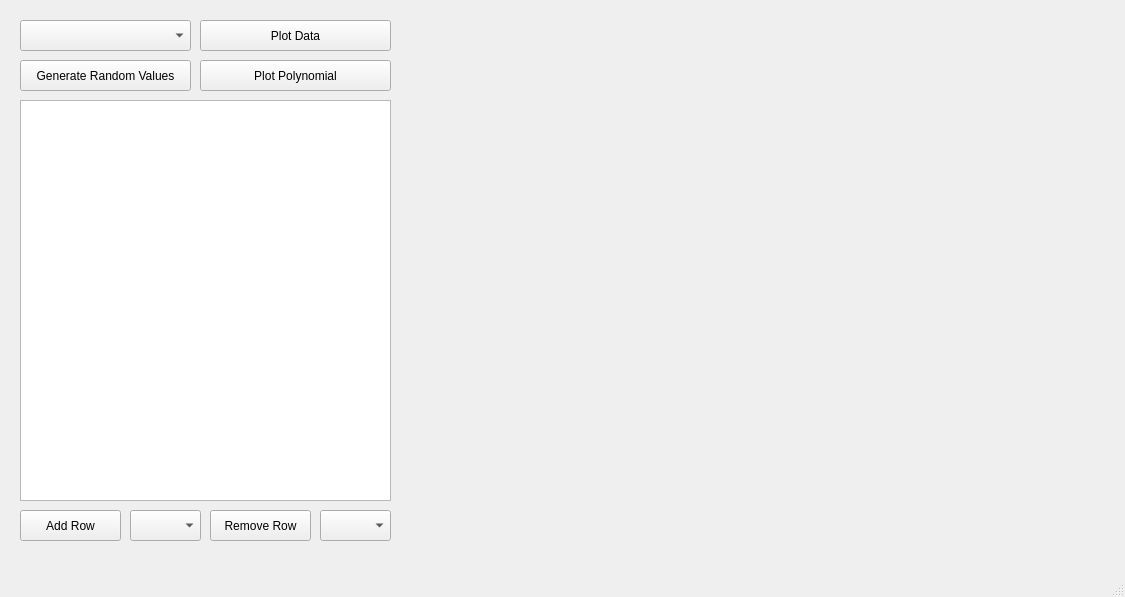
Alcantara98/Polynomial-Regression, file regress.ui: the form before one commit.
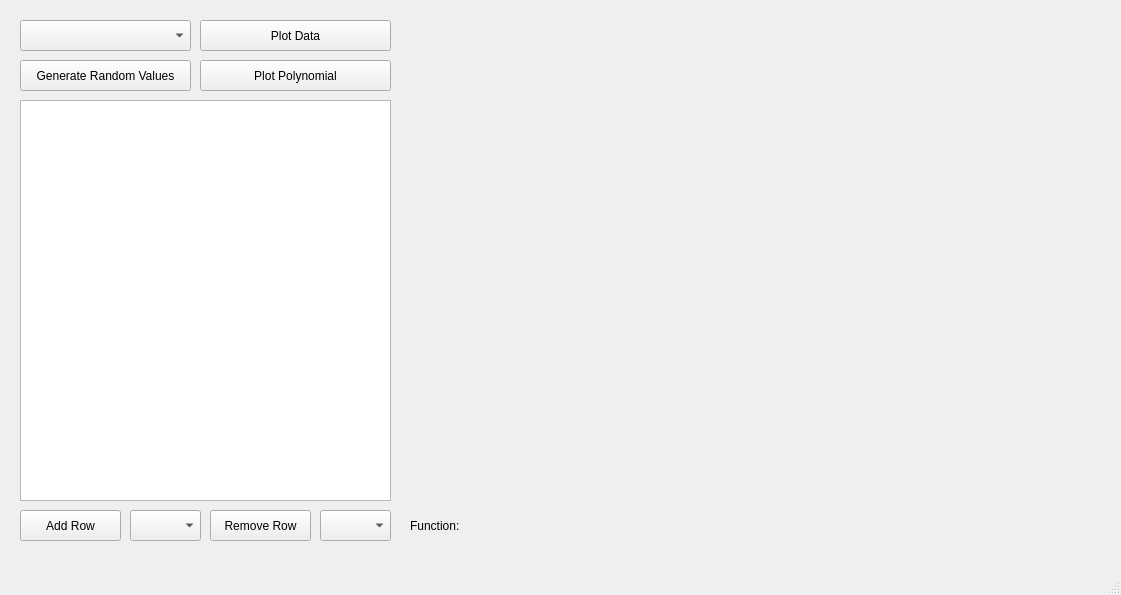
The form after the commit. Custom widgets are drawn as their Qt base class.

```diff
--- a/regress.ui
+++ b/regress.ui
@@ -6,8 +6,8 @@
    <rect>
     <x>0</x>
     <y>0</y>
-    <width>1125</width>
-    <height>597</height>
+    <width>1121</width>
+    <height>595</height>
    </rect>
   </property>
   <property name="windowTitle">
@@ -33,7 +33,7 @@
       <x>410</x>
       <y>20</y>
       <width>691</width>
-      <height>521</height>
+      <height>481</height>
      </rect>
     </property>
    </widget>
@@ -142,6 +142,26 @@
      <string>Generate Random Values</string>
     </property>
    </widget>
+   <widget class="QLabel" name="polyFunction">
+    <property name="geometry">
+     <rect>
+      <x>410</x>
+      <y>510</y>
+      <width>691</width>
+      <height>31</height>
+     </rect>
+    </property>
+    <property name="font">
+     <font>
+      <pointsize>9</pointsize>
+      <weight>50</weight>
+      <bold>false</bold>
+     </font>
+    </property>
+    <property name="text">
+     <string>Function:</string>
+    </property>
+   </widget>
   </widget>
   <widget class="QMenuBar" name="menubar">
    <property name="geometry">
```
Left out of the diff: 2 changed lines with no effect on the pictures.
